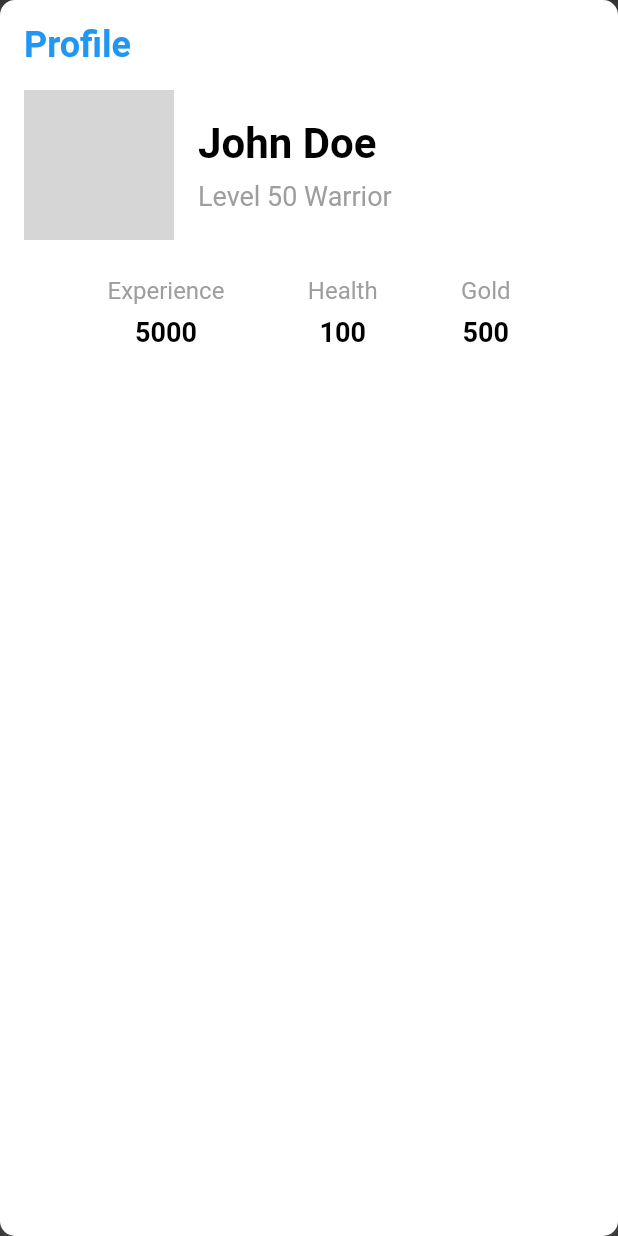
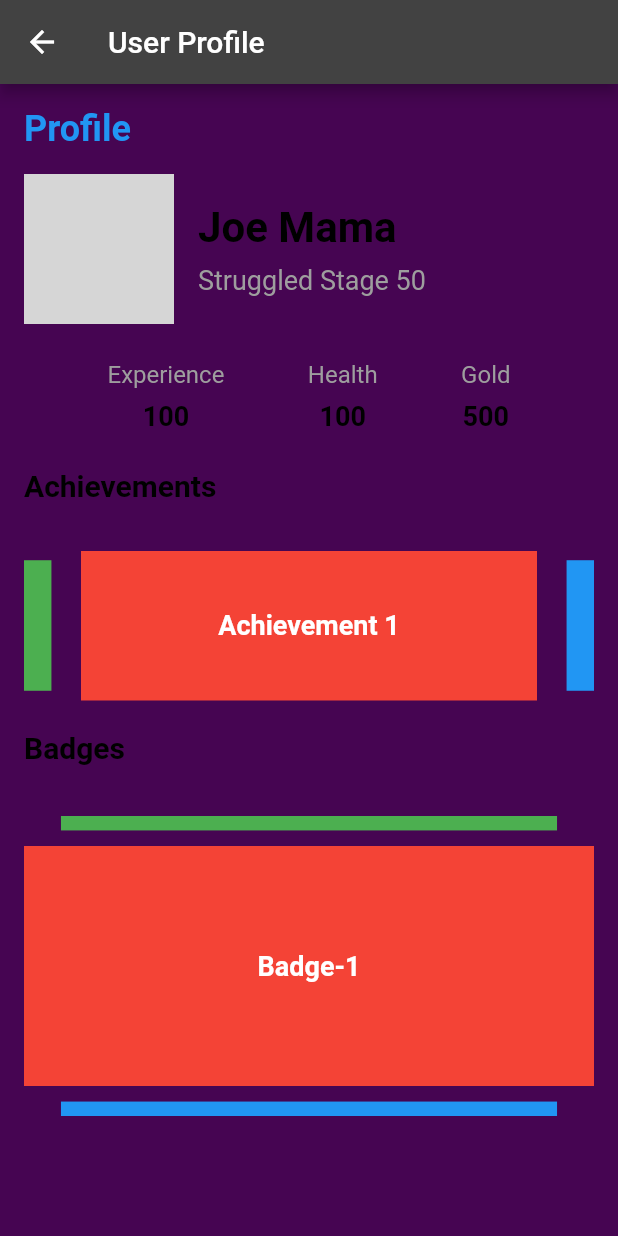
Before and after one commit to Nallu-Swami/Gamified_Education_RuIn, a Flutter app: the ProfileSection screen opened directly, on a phone screen of 412 x 824 dp. Run offline on Flutter 3.47's test engine with Material 2 defaults, Android fonts, the phone set to English and light mode, and no system bars; drawn by our look-alikes of carousel_slider; grey boxes are pictures that could not be loaded.

Commit message:
Profile screen created

```diff
--- a/lib/ProfileSection.dart
+++ b/lib/ProfileSection.dart
@@ -1,60 +1,62 @@
 import 'package:flutter/material.dart';
+import 'package:carousel_slider/carousel_slider.dart';
 
 class ProfileSection extends StatelessWidget {
   @override
   Widget build(BuildContext context) {
-    return Container(
+    return Scaffold(
+      appBar: AppBar(
+        title: Text('User Profile'),
+      ),
+      body: Container(
+        color: const Color.fromARGB(255, 70, 5, 82),
         padding: EdgeInsets.all(16),
-      decoration: BoxDecoration(
-        color: Colors.white,
-        borderRadius: BorderRadius.circular(10),
-        boxShadow: [
-          BoxShadow(
-            color: Colors.grey.withOpacity(0.3),
-            blurRadius: 5,
-            offset: Offset(0, 2),
-          ),
-        ],
-      ),
         child: Column(
           crossAxisAlignment: CrossAxisAlignment.start,
           children: [
-          Text(
+            Padding(
+              padding: const EdgeInsets.only(bottom: 16),
+              child: Text(
                 'Profile',
                 style: TextStyle(
                   fontSize: 24,
                   fontWeight: FontWeight.bold,
                   color: Colors.blue,
+                  decoration: TextDecoration.none,
                 ),
               ),
-          SizedBox(height: 16),
+            ),
             Row(
               children: [
                 CircleAvatar(
                   radius: 50,
-                backgroundImage: AssetImage('assets/avatar.jpg'), // Replace with your own image
+                  backgroundImage: AssetImage('assets/avatar.jpg'),
                 ),
                 SizedBox(width: 16),
-              Column(
+                Expanded(
+                  child: Column(
                     crossAxisAlignment: CrossAxisAlignment.start,
                     children: [
                       Text(
-                    'John Doe',
+                        'Joe Mama',
                         style: TextStyle(
                           fontSize: 28,
                           fontWeight: FontWeight.bold,
                           color: Colors.black,
+                          decoration: TextDecoration.none,
                         ),
                       ),
                       SizedBox(height: 8),
                       Text(
-                    'Level 50 Warrior',
+                        'Struggled Stage 50',
                         style: TextStyle(
                           fontSize: 18,
                           color: Colors.grey,
+                          decoration: TextDecoration.none,
                         ),
                       ),
                     ],
+                  ),
                 ),
               ],
             ),
@@ -64,7 +66,7 @@ class ProfileSection extends StatelessWidget {
               children: [
                 ProfileStat(
                   label: 'Experience',
-                value: '5000',
+                  value: '100',
                 ),
                 ProfileStat(
                   label: 'Health',
@@ -76,7 +78,146 @@ class ProfileSection extends StatelessWidget {
                 ),
               ],
             ),
+            SizedBox(height: 24),
+            Padding(
+              padding: const EdgeInsets.only(bottom: 16),
+              child: Text(
+                'Achievements',
+                style: TextStyle(
+                  fontSize: 20,
+                  fontWeight: FontWeight.bold,
+                  color: Colors.black,
+                  decoration: TextDecoration.none,
+                ),
+              ),
+            ),
+            SizedBox(height: 16),
+            CarouselSlider(
+              options: CarouselOptions(
+                height: 100,
+                autoPlay: true,
+                enlargeCenterPage: true,
+                scrollDirection: Axis.horizontal,
+              ),
+              items: [
+                Container(
+                  padding: EdgeInsets.all(16),
+                  color: Colors.red,
+                  child: Center(
+                    child: Text(
+                      'Achievement 1',
+                      style: TextStyle(
+                        fontSize: 18,
+                        fontWeight: FontWeight.bold,
+                        color: Colors.white,
+                        decoration: TextDecoration.none,
+                      ),
+                    ),
+                  ),
+                ),
+                Container(
+                  padding: EdgeInsets.all(16),
+                  color: Colors.blue,
+                  child: Center(
+                    child: Text(
+                      'Achievement 2',
+                      style: TextStyle(
+                        fontSize: 18,
+                        fontWeight: FontWeight.bold,
+                        color: Colors.white,
+                        decoration: TextDecoration.none,
+                      ),
+                    ),
+                  ),
+                ),
+                Container(
+                  padding: EdgeInsets.all(16),
+                  color: Colors.green,
+                  child: Center(
+                    child: Text(
+                      'Achievement 3',
+                      style: TextStyle(
+                        fontSize: 18,
+                        fontWeight: FontWeight.bold,
+                        color: Colors.white,
+                        decoration: TextDecoration.none,
+                      ),
+                    ),
+                  ),
+                ),
               ],
+            ),
+            SizedBox(height: 20),
+            Padding(
+              padding: const EdgeInsets.only(bottom: 16),
+              child: Text(
+                'Badges',
+                style: TextStyle(
+                  fontSize: 20,
+                  fontWeight: FontWeight.bold,
+                  color: Colors.black,
+                  decoration: TextDecoration.none,
+                ),
+              ),
+            ),
+            SizedBox(height: 18),
+            CarouselSlider(
+              options: CarouselOptions(
+                height: 200,
+                autoPlay: true,
+                enlargeCenterPage: true,
+                scrollDirection: Axis.vertical,
+              ),
+              items: [
+                Container(
+                  padding: EdgeInsets.all(16),
+                  color: Colors.red,
+                  child: Center(
+                    child: Text(
+                      'Badge-1',
+                      style: TextStyle(
+                        fontSize: 18,
+                        fontWeight: FontWeight.bold,
+                        color: Colors.white,
+                        decoration: TextDecoration.none,
+                      ),
+                    ),
+                  ),
+                ),
+                Container(
+                  padding: EdgeInsets.all(16),
+                  color: Colors.blue,
+                  child: Center(
+                    child: Text(
+                      'Badge-2',
+                      style: TextStyle(
+                        fontSize: 18,
+                        fontWeight: FontWeight.bold,
+                        color: Colors.white,
+                        decoration: TextDecoration.none,
+                      ),
+                    ),
+                  ),
+                ),
+                Container(
+                  padding: EdgeInsets.all(16),
+                  color: Colors.green,
+                  child: Center(
+                    child: Text(
+                      'Badge-3',
+                      style: TextStyle(
+                        fontSize: 18,
+                        fontWeight: FontWeight.bold,
+                        color: Colors.white,
+                        decoration: TextDecoration.none,
+                      ),
+                    ),
+                  ),
+                ),
+              ],
+            ),
+          ],
+        ),
       ),
     );
   }
@@ -100,6 +241,7 @@ class ProfileStat extends StatelessWidget {
           style: TextStyle(
             fontSize: 16,
             color: Colors.grey,
+            decoration: TextDecoration.none,
           ),
         ),
         SizedBox(height: 8),
@@ -109,6 +251,7 @@ class ProfileStat extends StatelessWidget {
             fontSize: 18,
             fontWeight: FontWeight.bold,
             color: Colors.black,
+            decoration: TextDecoration.none,
           ),
         ),
       ],
--- a/lib/SideBar.dart
+++ b/lib/SideBar.dart
@@ -35,8 +35,8 @@ class _SideBarState extends State<SideBar> {
             },
           ),
           ListTile(
-            leading: Icon(Icons.favorite),
-            title: Text('Favorites'),
+            leading: Icon(Icons.shop_2_sharp),
+            title: Text('Shop'),
             onTap: () {
               // Handle the onTap action for the Favorites option
               Navigator.pop(context);
```
Lines whose indentation alone changed are shown as unchanged.
